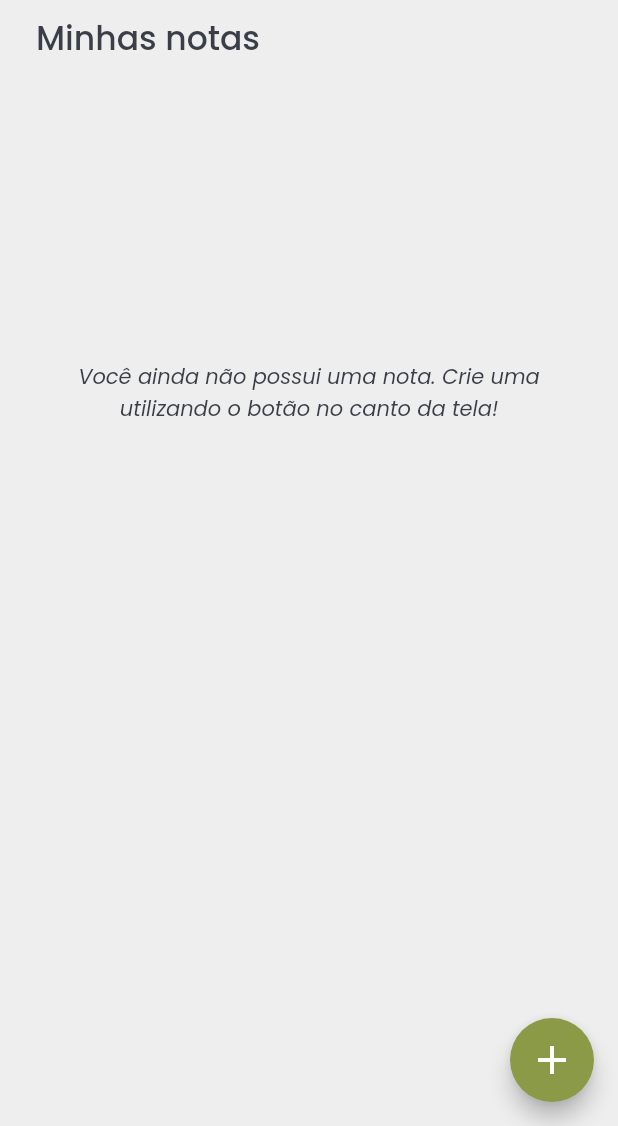
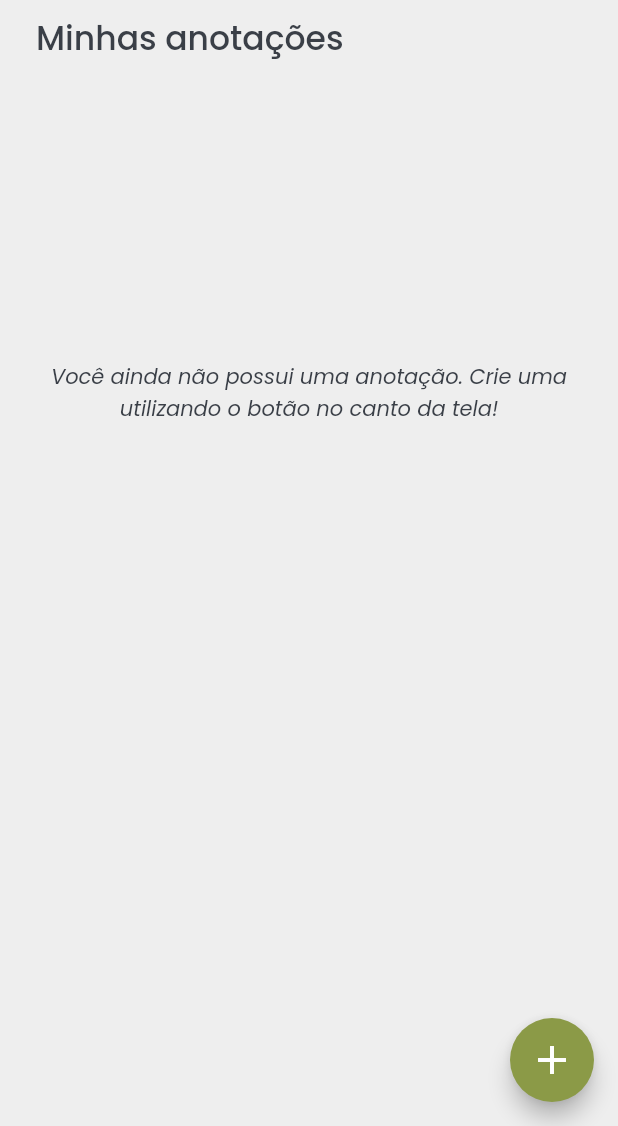
Before and after one commit to oviniciusrosa/note_it, a Flutter app: the screen it shows after launch, on a phone screen of 412 x 824 dp, the part 110-1236 px from its top. Run offline on Flutter 3.47's test engine with Material 2 defaults, Android fonts, the phone set to English and light mode, and no system bars; our stand-ins replace drift, google_fonts; accounts and stored records are empty; generated files the repository leaves out were written again.

Commit message:
fix: adjust translate

```diff
--- a/lib/common/viewmodel/create_note_viewmodel.dart
+++ b/lib/common/viewmodel/create_note_viewmodel.dart
@@ -92,7 +92,7 @@ class CreateNoteViewModel {
           height: 130,
           child: Column(
             children: [
-              const Text("Ao sair, essa nota será descartada. Deseja continuar?"),
+              const Text("Ao sair, essa anotação será descartada. Deseja continuar?"),
               const SizedBox(height: 20),
               Row(
                 mainAxisAlignment: MainAxisAlignment.spaceAround,
@@ -114,7 +114,6 @@ class CreateNoteViewModel {
             ],
           ),
         ),
-        // content: const Text("Ao sair, essa nota será descartada. Deseja continuar?"),
       ),
     );
   }
--- a/lib/common/views/home_screen.dart
+++ b/lib/common/views/home_screen.dart
@@ -39,7 +39,7 @@ class _HomeScreenState extends State<HomeScreen> {
                 const SizedBox(height: cDefaultPadding * 0.4),
                 // SEARCH
 
-                _subtitle("Minhas notas"),
+                _subtitle("Minhas anotações"),
                 const SizedBox(height: cDefaultPadding * 0.4),
 
                 FutureBuilder<List<dynamic>>(
@@ -97,7 +97,7 @@ class _HomeScreenState extends State<HomeScreen> {
     return const Center(
       heightFactor: 10,
       child: Text(
-        "Você ainda não possui uma nota. Crie uma utilizando o botão no canto da tela!",
+        "Você ainda não possui uma anotação. Crie uma utilizando o botão no canto da tela!",
         textAlign: TextAlign.center,
         style: TextStyle(fontStyle: FontStyle.italic),
       ),
```
